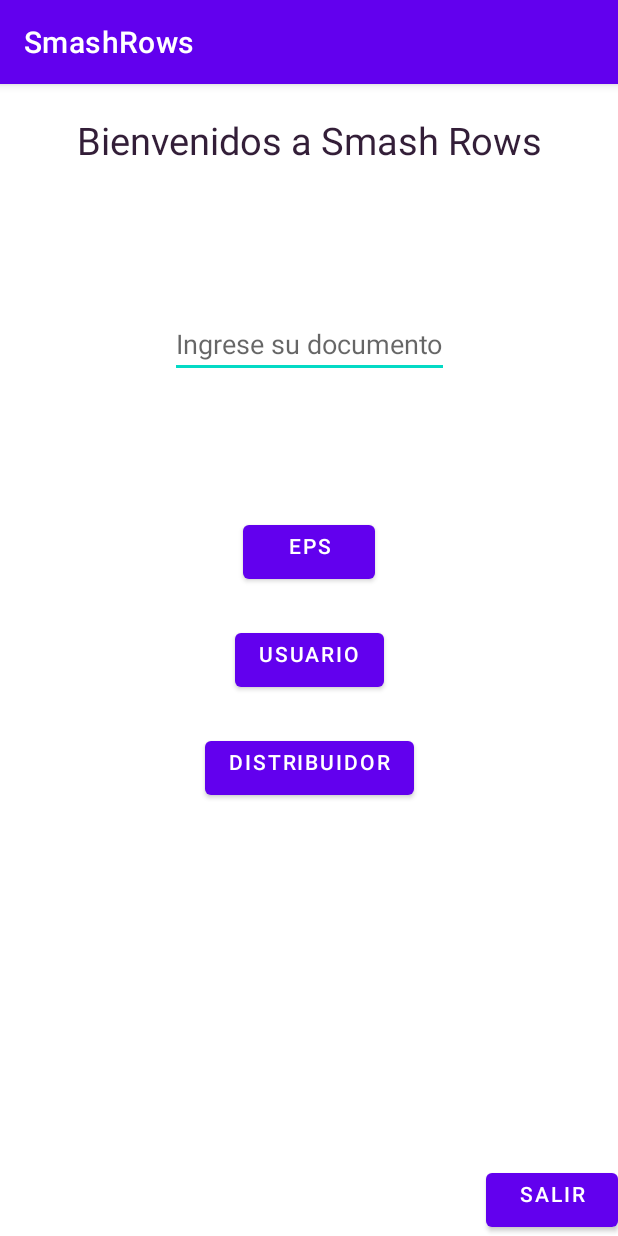
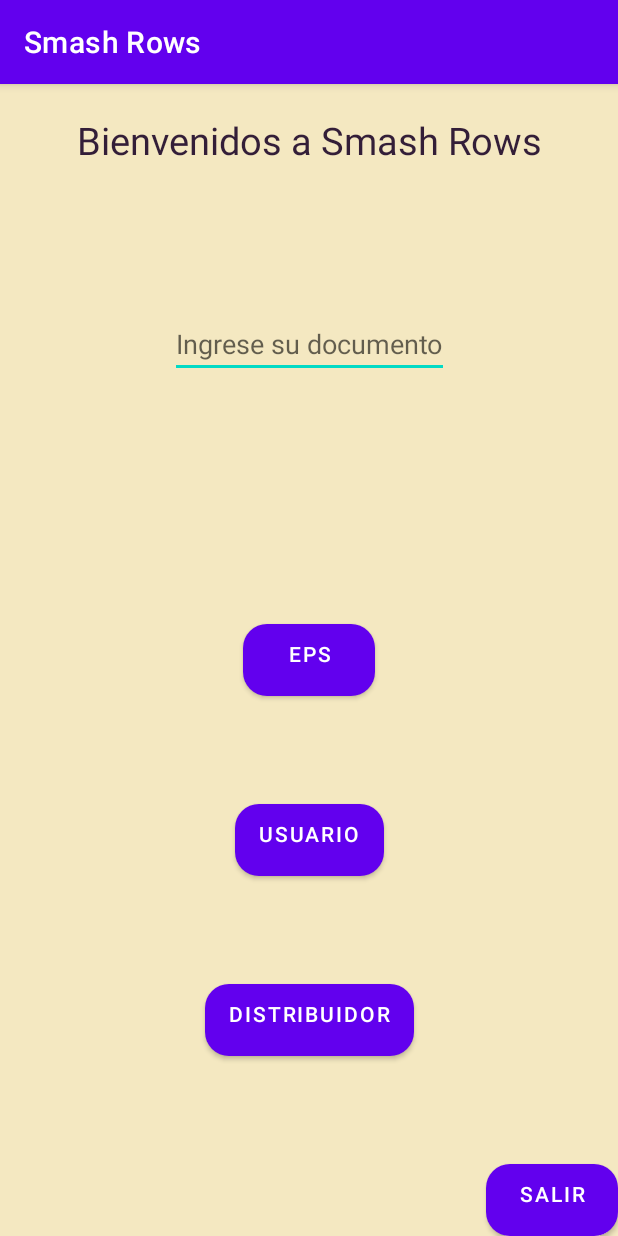
Before and after one commit to Diegoapp55/Proyecto-Sistemas-Embebidos-Smash-Rows, an Android app: the screen it shows after launch (MainActivity), on a phone screen of 412 x 824 dp. Run offline under Robolectric (Android 15) with nearby library versions, the phone set to English and light mode, and no system bars.

Commit message:
Button customization

```diff
--- /dev/null
+++ b/SmashRowsApp/app/src/main/res/drawable/round_button.xml
@@ -0,0 +1,9 @@
+<?xml version="1.0" encoding="utf-8"?>
+<shape xmlns:android="http://schemas.android.com/apk/res/android"
+    android:shape="rectangle">
+    <solid android:color="@color/backButtons" />
+    <corners android:bottomRightRadius="16dp"
+        android:bottomLeftRadius="16dp"
+        android:topRightRadius="16dp"
+        android:topLeftRadius="16dp"/>
+</shape>
--- a/SmashRowsApp/app/src/main/res/layout/activity_main.xml
+++ b/SmashRowsApp/app/src/main/res/layout/activity_main.xml
@@ -5,7 +5,8 @@
     android:layout_width="match_parent"
     android:layout_height="match_parent"
     android:orientation="vertical"
-    tools:context=".MainActivity">
+    tools:context=".MainActivity"
+    android:background="@color/background">
 
     <TextView
         android:layout_width="wrap_content"
@@ -41,7 +42,7 @@
         android:layout_height="wrap_content"
         android:text="EPS"
         android:gravity="center_horizontal"
-        app:layout_constraintVertical_bias="0.4"
+        android:background="@drawable/round_button"
         app:layout_constraintBottom_toBottomOf="parent"
         app:layout_constraintEnd_toEndOf="parent"
         app:layout_constraintStart_toStartOf="parent"
@@ -55,11 +56,11 @@
         android:layout_height="wrap_content"
         android:text="Usuario"
         android:gravity="center_horizontal"
-        app:layout_constraintVertical_bias="0.5"
-        app:layout_constraintBottom_toBottomOf="parent"
+        android:background="@drawable/round_button"
+        app:layout_constraintBottom_toBottomOf="@id/Distributor"
         app:layout_constraintEnd_toEndOf="parent"
         app:layout_constraintStart_toStartOf="parent"
-        app:layout_constraintTop_toTopOf="parent"
+        app:layout_constraintTop_toTopOf="@id/EPS"
         android:id="@+id/Users"/>
 
     <Button
@@ -67,11 +68,11 @@
         android:layout_height="wrap_content"
         android:text="Distribuidor"
         android:gravity="center_horizontal"
-        app:layout_constraintVertical_bias="0.6"
+        android:background="@drawable/round_button"
         app:layout_constraintBottom_toBottomOf="parent"
         app:layout_constraintEnd_toEndOf="parent"
         app:layout_constraintStart_toStartOf="parent"
-        app:layout_constraintTop_toTopOf="parent"
+        app:layout_constraintTop_toTopOf="@id/Users"
         android:id="@+id/Distributor"/>
 
     <Button
@@ -79,6 +80,7 @@
         android:layout_height="wrap_content"
         android:text="Salir"
         android:gravity="center_horizontal"
+        android:background="@drawable/round_button"
         app:layout_constraintVertical_bias="1"
         app:layout_constraintHorizontal_bias="1"
         app:layout_constraintBottom_toBottomOf="parent"
--- a/SmashRowsApp/app/src/main/res/values/colors.xml
+++ b/SmashRowsApp/app/src/main/res/values/colors.xml
@@ -7,4 +7,6 @@
     <color name="teal_700">#FF018786</color>
     <color name="black">#FF000000</color>
     <color name="white">#FFFFFFFF</color>
+    <color name="background">#F4E8C1</color>
+    <color name="backButtons">#706993</color>
 </resources>
--- a/SmashRowsApp/app/src/main/res/values/strings.xml
+++ b/SmashRowsApp/app/src/main/res/values/strings.xml
@@ -1,3 +1,3 @@
 <resources>
-    <string name="app_name">SmashRows</string>
+    <string name="app_name">Smash Rows</string>
 </resources>
```
